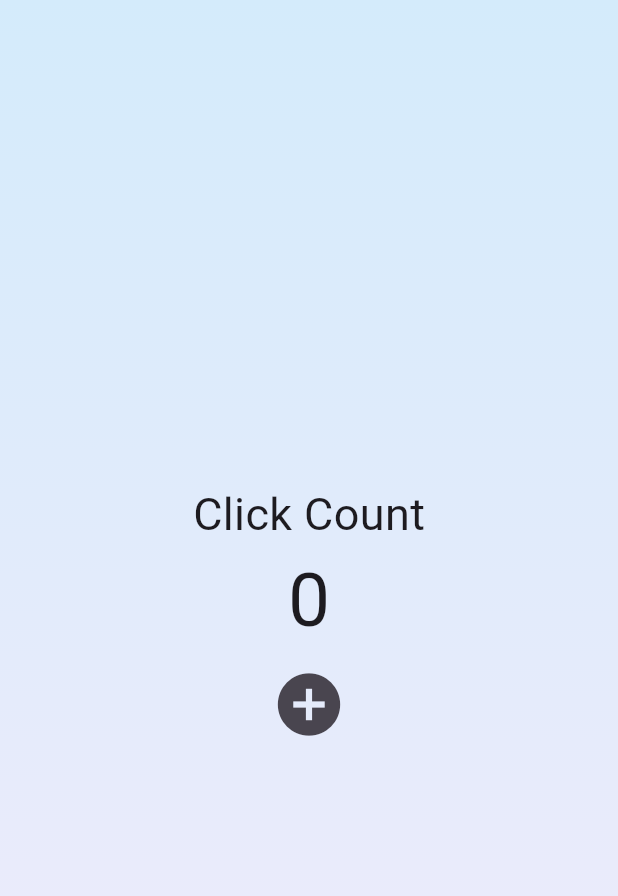
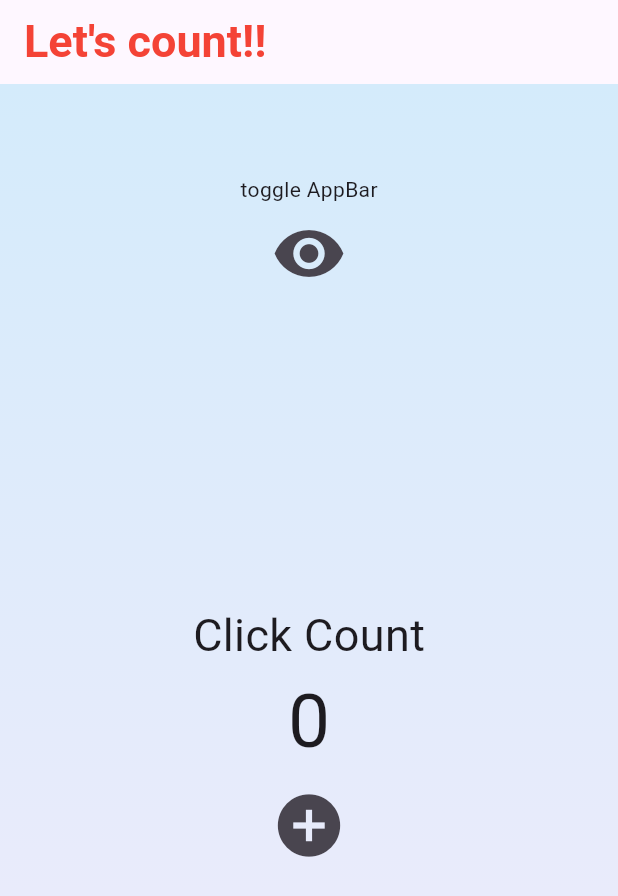
Before and after one commit to skyblusea/flutter-counter, a Flutter app: the screen it shows after launch, on a phone screen of 412 x 824 dp. Shown: the top 896 px of the screen. Run offline on Flutter 3.47's test engine with Material 3 defaults, Android fonts, the phone set to English and light mode, and no system bars.

Commit message:
[feat] setState 로 appBar show, hide

```diff
--- a/lib/main.dart
+++ b/lib/main.dart
@@ -15,6 +15,13 @@ class App extends StatefulWidget {
 
 class _AppState extends State<App> {
   int counter = 0;
+  bool showAppBar = true;
+
+  void toggleAppBar() {
+    setState(() {
+      showAppBar = !showAppBar;
+    });
+  }
 
   void onClick() {
     setState(() {
@@ -25,7 +32,18 @@ class _AppState extends State<App> {
   @override
   Widget build(BuildContext context) {
     return MaterialApp(
+      theme: ThemeData(
+        textTheme: const TextTheme(
+          titleLarge: TextStyle(
+              fontSize: 50, fontWeight: FontWeight.bold, color: Colors.red),
+        ),
+      ),
       home: Scaffold(
+        appBar: showAppBar
+            ? AppBar(
+                title: const CounterAppBar(),
+              )
+            : null,
         body: Center(
           child: Container(
             padding: const EdgeInsets.symmetric(vertical: 60, horizontal: 20),
@@ -38,8 +56,16 @@ class _AppState extends State<App> {
               ),
             ),
             child: Column(
-              mainAxisAlignment: MainAxisAlignment.center,
               children: [
+                const Text('toggle AppBar'),
+                IconButton(
+                    onPressed: toggleAppBar,
+                    icon: Icon(
+                        showAppBar ? Icons.visibility : Icons.visibility_off,
+                        size: 50)),
+                const SizedBox(
+                  height: 200,
+                ),
                 const Text('Click Count', style: TextStyle(fontSize: 30)),
                 Text('$counter', style: const TextStyle(fontSize: 50)),
                 IconButton(
@@ -53,3 +79,18 @@ class _AppState extends State<App> {
     );
   }
 }
+
+class CounterAppBar extends StatelessWidget {
+  const CounterAppBar({
+    super.key,
+  });
+
+  @override
+  Widget build(BuildContext context) {
+    return Text('Let\'s count!!',
+        style: TextStyle(
+          fontSize: 30,
+          color: Theme.of(context).textTheme.titleLarge!.color,
+        ));
+  }
+}
```
